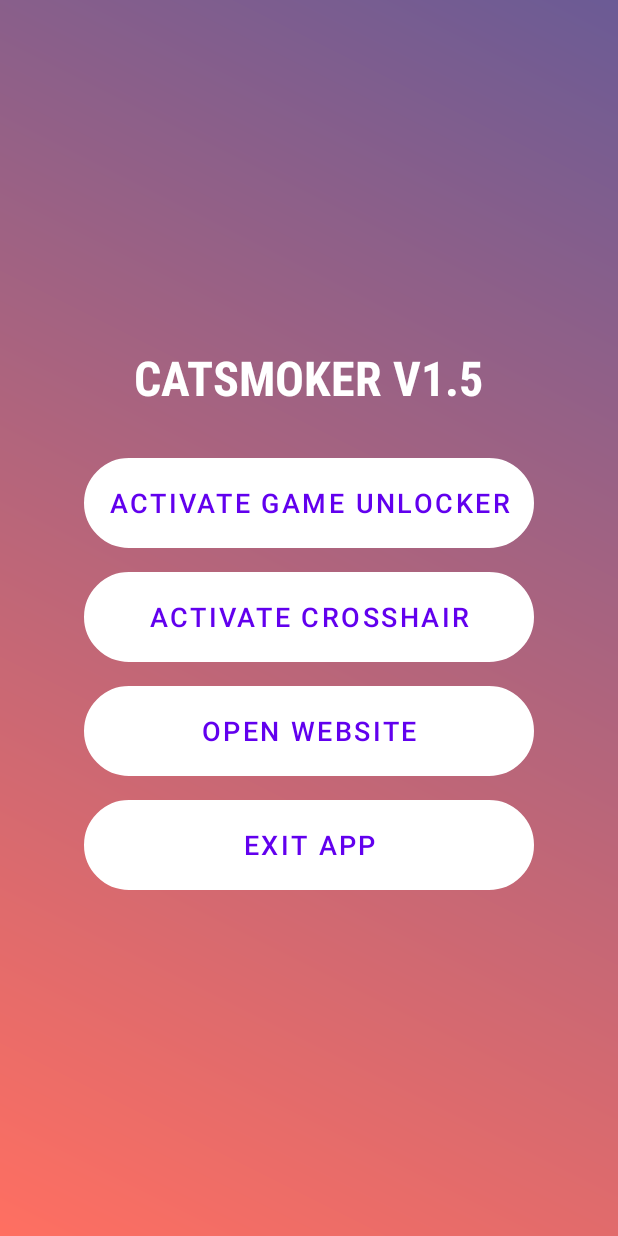
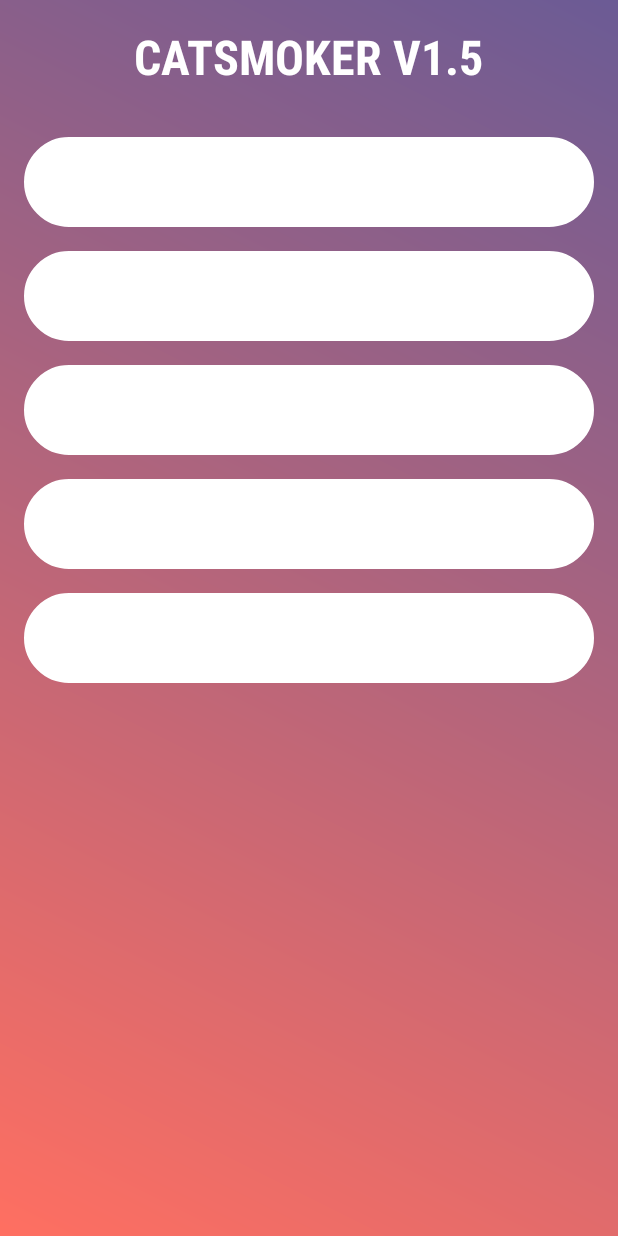
Before and after one commit to catsmoker/com.app.catsmoker, an Android app: the screen it shows after launch (MainActivity), on a phone screen of 412 x 824 dp. Run offline under Robolectric (Android 15) with nearby library versions, the phone set to English and light mode, and no system bars.

Commit message:
Add files via upload

```diff
--- a/app/src/main/java/com/app/catsmoker/MainActivity.java
+++ b/app/src/main/java/com/app/catsmoker/MainActivity.java
@@ -1,19 +1,18 @@
 package com.app.catsmoker;
 
-import android.annotation.SuppressLint;
 import android.content.Intent;
-import android.net.Uri;
 import android.os.Bundle;
 import android.provider.Settings;
 import android.widget.Button;
 import android.widget.Toast;
+import android.annotation.SuppressLint;
+import android.net.Uri;
 
 import androidx.appcompat.app.AppCompatActivity;
 
 public class MainActivity extends AppCompatActivity {
 
-    private Button btnGameUnlocker;
-    private Button btnCrosshair;
+    private Button btnGameUnlocker, btnCrosshair;
     private boolean isGameUnlockerActive = false;
     private boolean isCrosshairActive = false;
 
@@ -22,68 +21,49 @@ public class MainActivity extends AppCompatActivity {
         super.onCreate(savedInstanceState);
         setContentView(R.layout.activity_main);
 
-        // Initialize buttons
+        initializeButtons();
+        setButtonListeners();
+    }
+
+    private void initializeButtons() {
         btnGameUnlocker = findViewById(R.id.btnGameUnlocker);
         btnCrosshair = findViewById(R.id.btnCrosshair);
-        Button btnWebView = findViewById(R.id.btnWebView);
-        Button btnExit = findViewById(R.id.btnExit);
+    }
 
-        // Set up button listeners
-        btnGameUnlocker.setOnClickListener(v -> toggleGameUnlocker());
-        btnCrosshair.setOnClickListener(v -> toggleCrosshair());
-        btnWebView.setOnClickListener(v -> openWebView());
-        btnExit.setOnClickListener(v -> exitApp());
+    private void setButtonListeners() {
+        findViewById(R.id.btnGameUnlocker).setOnClickListener(v -> toggleGameUnlocker());
+        findViewById(R.id.btnCrosshair).setOnClickListener(v -> toggleCrosshair());
+        findViewById(R.id.btnEditQuality).setOnClickListener(v -> startActivity(new Intent(this, EditQuality.class)));
+        findViewById(R.id.btnWebView).setOnClickListener(v -> startActivity(new Intent(this, MyWebViewActivity.class)));
+        findViewById(R.id.btnExit).setOnClickListener(v -> finishAffinity());
     }
 
     @SuppressLint("SetTextI18n")
     private void toggleGameUnlocker() {
         isGameUnlockerActive = !isGameUnlockerActive;
-        if (isGameUnlockerActive) {
-            // Activate GameUnlocker functionality
-            Toast.makeText(this, "GameUnlocker Activated", Toast.LENGTH_SHORT).show();
-            btnGameUnlocker.setText("Deactivate Game Unlocker");
-        } else {
-            // Deactivate GameUnlocker functionality
-            Toast.makeText(this, "GameUnlocker Deactivated", Toast.LENGTH_SHORT).show();
-            btnGameUnlocker.setText("Activate Game Unlocker");
-        }
+        btnGameUnlocker.setText(isGameUnlockerActive ? "Deactivate Game Unlocker" : "Activate Game Unlocker");
+        Toast.makeText(this, "GameUnlocker " + (isGameUnlockerActive ? "Activated" : "Deactivated"), Toast.LENGTH_SHORT).show();
     }
 
     @SuppressLint("SetTextI18n")
     private void toggleCrosshair() {
-        isCrosshairActive = !isCrosshairActive;
         if (isCrosshairActive) {
-            // Check for overlay permission
+            stopService(new Intent(this, CrosshairOverlayService.class));
+            btnCrosshair.setText("Activate Crosshair");
+            Toast.makeText(this, "Crosshair Deactivated", Toast.LENGTH_SHORT).show();
+        } else {
             if (Settings.canDrawOverlays(this)) {
-                // Start the CrosshairOverlayService
-                Intent intent = new Intent(this, CrosshairOverlayService.class);
-                startService(intent);
+                startService(new Intent(this, CrosshairOverlayService.class));
+                btnCrosshair.setText("Deactivate Crosshair");
                 Toast.makeText(this, "Crosshair Activated", Toast.LENGTH_SHORT).show();
-                btnCrosshair.setText("Deactivate Crosshair");
             } else {
-                // Request overlay permission
+                // Show a message and ask the user to grant overlay permission
                 Toast.makeText(this, "Please grant overlay permission", Toast.LENGTH_SHORT).show();
-                Intent intent = new Intent(Settings.ACTION_MANAGE_OVERLAY_PERMISSION, Uri.parse("package:" + getPackageName()));
-                startActivity(intent);
-                isCrosshairActive = false; // Reset the state
-            }
-        } else {
-            // Stop the CrosshairOverlayService
-            Intent intent = new Intent(this, CrosshairOverlayService.class);
-            stopService(intent);
-            Toast.makeText(this, "Crosshair Deactivated", Toast.LENGTH_SHORT).show();
-            btnCrosshair.setText("Activate Crosshair");
+                // Launch the settings screen where the user can enable the overlay permission
+                startActivity(new Intent(Settings.ACTION_MANAGE_OVERLAY_PERMISSION, Uri.parse("package:" + getPackageName())));
+                return;  // Prevents setting the state prematurely
             }
         }
-
-    private void openWebView() {
-        // Open MyWebViewActivity
-        Intent intent = new Intent(this, MyWebViewActivity.class);
-        startActivity(intent);
-    }
-
-    private void exitApp() {
-        // Exit the app
-        finishAffinity();
+        isCrosshairActive = !isCrosshairActive;
     }
 }
--- /dev/null
+++ b/app/src/main/res/drawable/spinner_background.xml
@@ -0,0 +1,6 @@
+<?xml version="1.0" encoding="utf-8"?>
+<shape xmlns:android="http://schemas.android.com/apk/res/android" android:shape="rectangle">
+    <solid android:color="@color/white"/>
+    <stroke android:width="2dp" android:color="@color/purple"/>
+    <corners android:radius="12dp"/>
+</shape>
--- a/app/src/main/res/layout/activity_main.xml
+++ b/app/src/main/res/layout/activity_main.xml
@@ -6,11 +6,10 @@
     android:orientation="vertical"
     android:padding="16dp"
     android:background="@drawable/gradient_background"
-    android:gravity="center">
+    android:gravity="center_horizontal">
 
     <!-- App Title -->
     <TextView
-android:id="@+id/title"
         android:layout_width="wrap_content"
         android:layout_height="wrap_content"
         android:text="@string/catsmoker"
@@ -20,53 +19,30 @@ android:textStyle="bold"
         android:layout_marginBottom="32dp"
         android:fontFamily="sans-serif-condensed" />
 
-    <!-- Button to toggle GameUnlocker -->
+    <!-- Buttons -->
     <Button
         android:id="@+id/btnGameUnlocker"
-        android:layout_width="300dp"
-        android:layout_height="60dp"
-        android:layout_marginBottom="16dp"
-        android:background="@drawable/button_background"
-        android:stateListAnimator="@null"
-        android:text="@string/activate_game_unlocker"
-        android:textColor="@color/purple"
-        android:textSize="18sp"
-        tools:ignore="TextSizeCheck" />
+        style="@style/CustomButton"
+        android:text="@string/activate_game_unlocker" />
 
-    <!-- Button to toggle Crosshair Overlay -->
     <Button
         android:id="@+id/btnCrosshair"
-        android:layout_width="300dp"
-        android:layout_height="60dp"
-        android:layout_marginBottom="16dp"
-        android:background="@drawable/button_background"
-        android:stateListAnimator="@null"
-        android:text="@string/activate_crosshair"
-        android:textColor="@color/purple"
-        android:textSize="18sp"
-        tools:ignore="TextSizeCheck" />
+        style="@style/CustomButton"
+        android:text="@string/activate_crosshair" />
 
-    <!-- Button to open WebView -->
     <Button
         android:id="@+id/btnWebView"
-android:layout_width="300dp"
-android:layout_height="60dp"
-android:text="@string/open_website"
-android:textSize="18sp"
-android:textColor="@color/purple"
-android:background="@drawable/button_background"
-android:layout_marginBottom="16dp"
-android:stateListAnimator="@null" />
+        style="@style/CustomButton"
+        android:text="@string/open_website" />
 
-    <!-- Button to exit the app -->
+    <Button
+        android:id="@+id/btnEditQuality"
+        style="@style/CustomButton"
+        android:text="@string/open_edit_quality" />
+
     <Button
         android:id="@+id/btnExit"
-android:layout_width="300dp"
-android:layout_height="60dp"
-android:text="@string/exit_app"
-android:textSize="18sp"
-android:textColor="@color/purple"
-android:background="@drawable/button_background"
-android:stateListAnimator="@null" />
+        style="@style/CustomButton"
+        android:text="@string/exit_app" />
 
 </LinearLayout>
--- /dev/null
+++ b/app/src/main/res/values/styles.xml
@@ -0,0 +1,17 @@
+<?xml version="1.0" encoding="utf-8"?>
+<resources>
+    <style name="CustomButton">
+    <item name="android:layout_width">match_parent</item>
+    <item name="android:layout_height">60dp</item>
+    <item name="android:layout_marginBottom">16dp</item>
+    <item name="android:background">@drawable/button_background</item>
+    <item name="android:textSize">18sp</item>
+    <item name="android:stateListAnimator">@null</item>
+    <item name="android:dropDownWidth">match_parent</item>
+    <item name="android:textColor">@color/white</item>
+</style>
+    <style name="SpinnerStyle">
+        <item name="android:textColor">@android:color/black</item>
+        <item name="android:background">@color/white</item>
+    </style>
+</resources>
```
Also changed, not shown: app/build.gradle (+31 -12 lines), app/src/main/AndroidManifest.xml (+14 -6 lines), app/src/main/java/com/app/catsmoker/EditQuality.java (added, +185 -0 lines), app/src/main/res/layout/activity_edit_quality.xml (added, +28 -0 lines), app/src/main/res/values/strings.xml (+11 -0 lines), 8 other files. Lines whose indentation alone changed are shown as unchanged.
